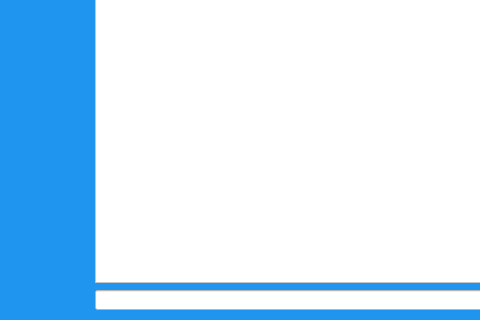
Above: UI/admin_db.ui from matimusial/ADHDPredictorApp before the change; both pictures show x 0 to 480 and y 440 to 760 of the 1280 by 760 pixel window. Below: the same form after it.
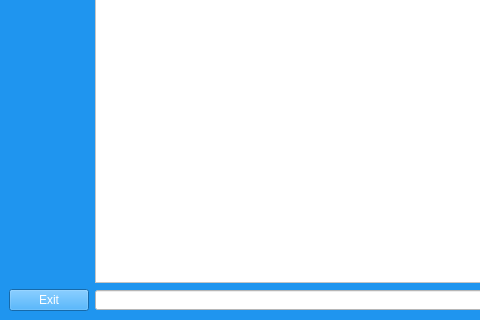
That is the form after the change.

Commit message: exit button

What changed in the file:
```diff
--- a/UI/admin_db.ui
+++ b/UI/admin_db.ui
@@ -75,6 +75,16 @@
       </property>
      </widget>
     </item>
+    <item row="2" column="0">
+     <widget class="QPushButton" name="exitBtn">
+      <property name="styleSheet">
+       <string notr="true">color:white;</string>
+      </property>
+      <property name="text">
+       <string>Exit</string>
+      </property>
+     </widget>
+    </item>
    </layout>
   </widget>
  </widget>
```
The commit also changes 5 other files.
